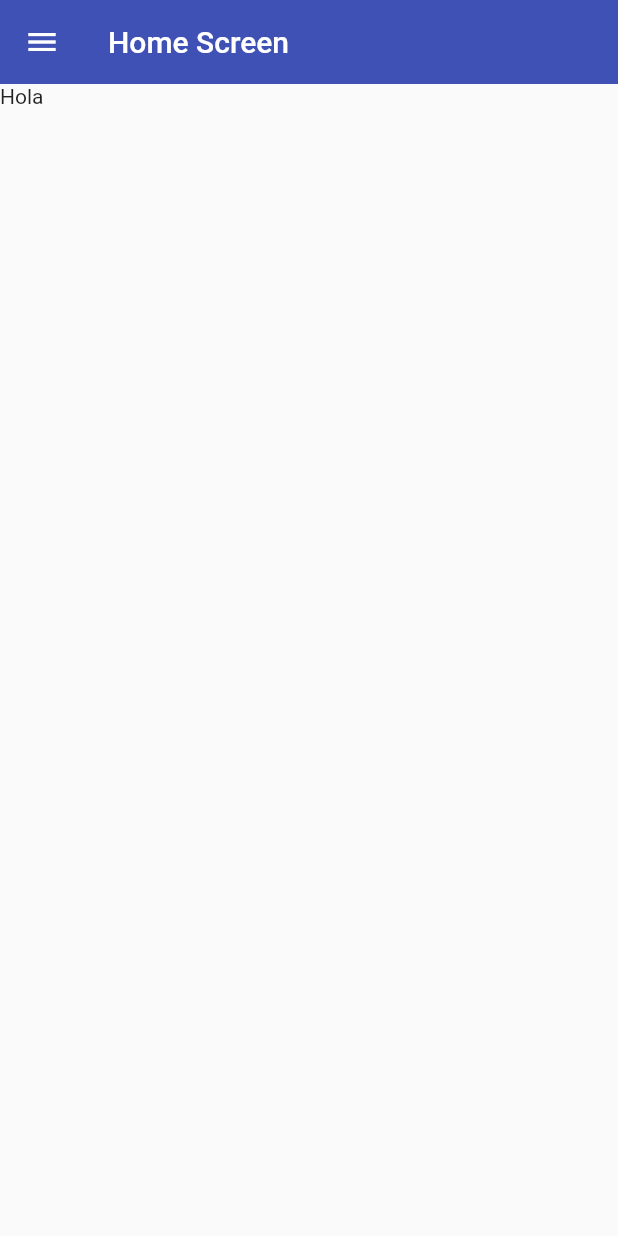
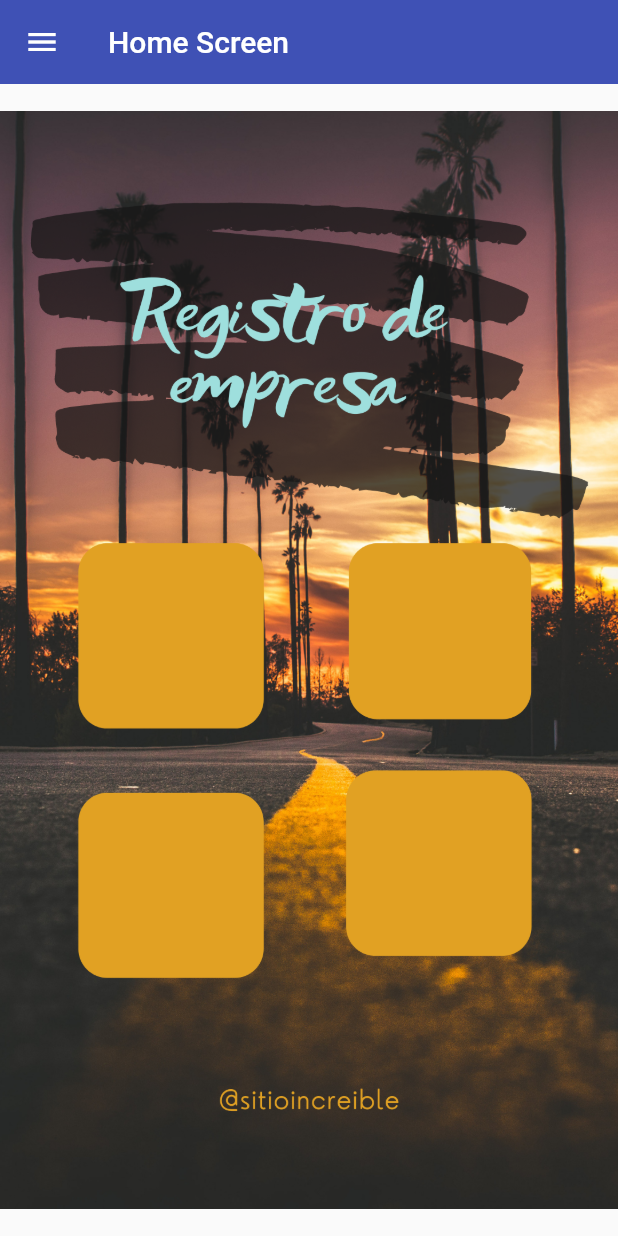
Before and after one commit to Proyecto-Integrador-yavirac/proyectoFlutterEntity, a Flutter app: the screen it shows after launch, on a phone screen of 412 x 824 dp. Run offline on Flutter 3.47's test engine with Material 2 defaults, Android fonts, the phone set to English and light mode, and no system bars; network calls fail.

Commit message:
Se integra un imagen ong a home

```diff
--- a/grupo_3_b/lib/screens/home_screen.dart
+++ b/grupo_3_b/lib/screens/home_screen.dart
@@ -21,7 +21,9 @@ class HomeScreen extends StatelessWidget {
                   ),
               separatorBuilder: (_, __) => const Divider(),
               itemCount: menuOptions.length)),
-      body: const Text('Hola'),
+      body: Center(
+        child: Image.asset('assets/bienvenido.png'),
+      ),
     );
   }
 }
--- a/grupo_3_b/pubspec.yaml
+++ b/grupo_3_b/pubspec.yaml
@@ -60,8 +60,8 @@ flutter:
   uses-material-design: true
 
   # To add assets to your application, add an assets section, like this:
-  # assets:
-  #   - images/a_dot_burr.jpeg
+  assets:
+    - assets/
   #   - images/a_dot_ham.jpeg
 
   # An image asset can refer to one or more resolution-specific "variants", see
```
Also changed, not shown: grupo_3_b/assets/bienvenido.png (added), grupo_3_b/pubspec.lock.
